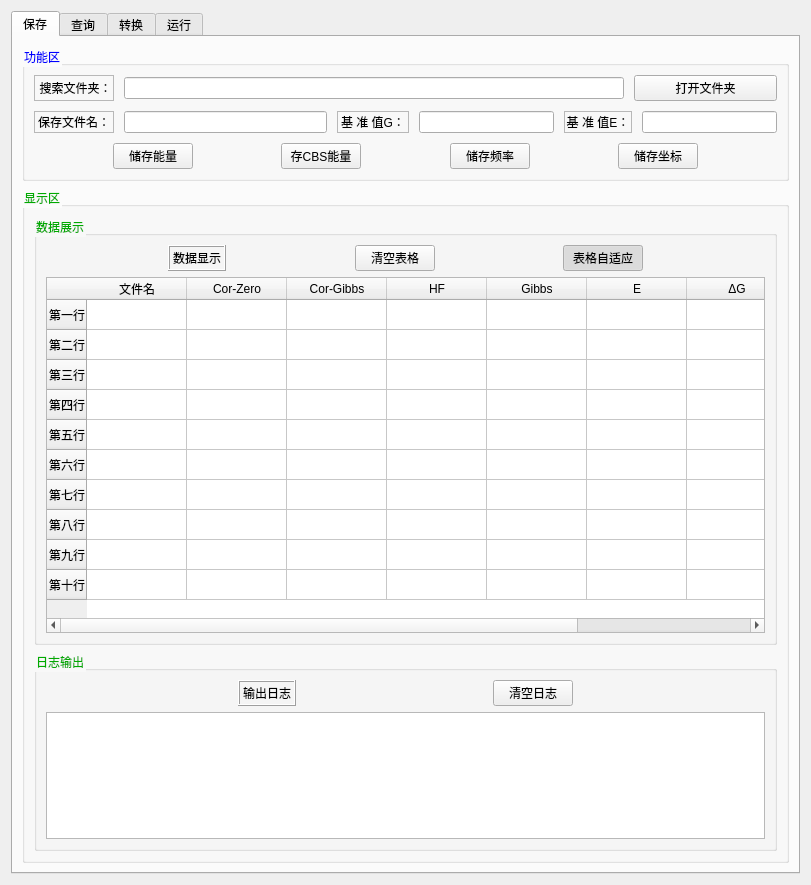
The window that Quantum/Demo/ui_quatum.ui (LeoJiaGeng/JiaGengXiong-Python-Files) describes before a commit, drawn with Qt 5.
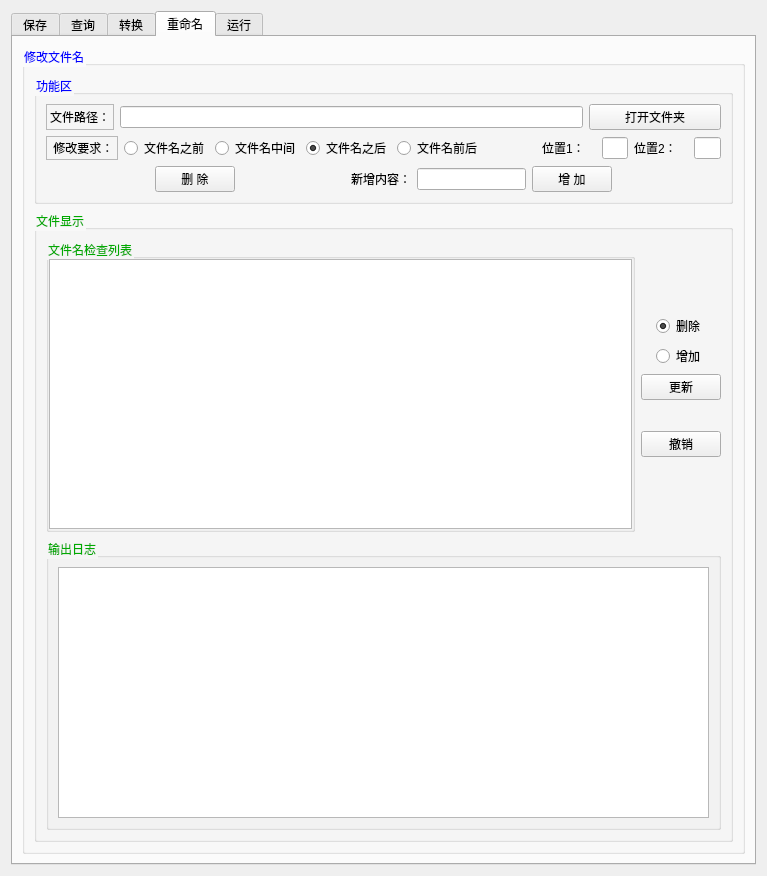
The same window after the commit. The open tabs and pages were chosen to show the change. Icons and pictures are not drawn.

Commit message: 时间：2024.10.8 内容：1、新增perl和shell脚本；2、增加读取cbs（sp）的能量，修改为ONE_LINK和MULT_LINKS；3、修复读取高斯输入文件bug，仅进入一次读取；4、新增修改文件名界面，大改动，极度方便修改文件名，好进行同一操作！！！5、版本大改动升级为2.1.0

```diff
--- a/Quantum/Demo/ui_quatum.ui
+++ b/Quantum/Demo/ui_quatum.ui
@@ -6,8 +6,8 @@
    <rect>
     <x>0</x>
     <y>0</y>
-    <width>811</width>
-    <height>885</height>
+    <width>747</width>
+    <height>876</height>
    </rect>
   </property>
   <property name="windowTitle">
@@ -1448,6 +1448,393 @@
        </item>
       </layout>
      </widget>
+     <widget class="QWidget" name="tab">
+      <attribute name="icon">
+       <iconset resource="Resource/ico.qrc">
+        <normaloff>:/ico/pictures/icos/DM_20230815124713_068.png</normaloff>:/ico/pictures/icos/DM_20230815124713_068.png</iconset>
+      </attribute>
+      <attribute name="title">
+       <string>重命名</string>
+      </attribute>
+      <layout class="QVBoxLayout" name="verticalLayout_21">
+       <item>
+        <widget class="QGroupBox" name="groupBox_12">
+         <property name="styleSheet">
+          <string notr="true">QGroupBox{
+	color: rgb(0, 0, 255);
+}</string>
+         </property>
+         <property name="title">
+          <string>修改文件名</string>
+         </property>
+         <layout class="QVBoxLayout" name="verticalLayout_25">
+          <item>
+           <widget class="QGroupBox" name="groupBox_17">
+            <property name="title">
+             <string>功能区</string>
+            </property>
+            <layout class="QVBoxLayout" name="verticalLayout_17">
+             <item>
+              <layout class="QHBoxLayout" name="horizontalLayout_22" stretch="1,7,2">
+               <item>
+                <widget class="QLabel" name="label_19">
+                 <property name="enabled">
+                  <bool>true</bool>
+                 </property>
+                 <property name="minimumSize">
+                  <size>
+                   <width>0</width>
+                   <height>23</height>
+                  </size>
+                 </property>
+                 <property name="frameShape">
+                  <enum>QFrame::StyledPanel</enum>
+                 </property>
+                 <property name="frameShadow">
+                  <enum>QFrame::Sunken</enum>
+                 </property>
+                 <property name="text">
+                  <string>文件路径：</string>
+                 </property>
+                </widget>
+               </item>
+               <item>
+                <widget class="QLineEdit" name="edit_rename_folder"/>
+               </item>
+               <item>
+                <widget class="QPushButton" name="btn_rename_open_folder">
+                 <property name="text">
+                  <string>打开文件夹</string>
+                 </property>
+                 <property name="icon">
+                  <iconset resource="Resource/ico.qrc">
+                   <normaloff>:/ico/pictures/icos/DM_20230815124713_069.png</normaloff>:/ico/pictures/icos/DM_20230815124713_069.png</iconset>
+                 </property>
+                </widget>
+               </item>
+              </layout>
+             </item>
+             <item>
+              <layout class="QHBoxLayout" name="horizontalLayout_23" stretch="2,2,2,2,0,2,2,1,2,1">
+               <item>
+                <widget class="QLabel" name="label_20">
+                 <property name="enabled">
+                  <bool>true</bool>
+                 </property>
+                 <property name="minimumSize">
+                  <size>
+                   <width>0</width>
+                   <height>23</height>
+                  </size>
+                 </property>
+                 <property name="frameShape">
+                  <enum>QFrame::StyledPanel</enum>
+                 </property>
+                 <property name="frameShadow">
+                  <enum>QFrame::Sunken</enum>
+                 </property>
+                 <property name="text">
+                  <string> 修改要求：</string>
+                 </property>
+                </widget>
+               </item>
+               <item>
+                <widget class="QRadioButton" name="radbtn_pre">
+                 <property name="text">
+                  <string>文件名之前</string>
+                 </property>
+                </widget>
+               </item>
+               <item>
+                <widget class="QRadioButton" name="radbtn_med">
+                 <property name="text">
+                  <string>文件名中间</string>
+                 </property>
+                </widget>
+               </item>
+               <item>
+                <widget class="QRadioButton" name="radbtn_suf">
+                 <property name="text">
+                  <string>文件名之后</string>
+                 </property>
+                 <property name="checked">
+                  <bool>true</bool>
+                 </property>
+                </widget>
+               </item>
+               <item>
+                <widget class="QRadioButton" name="radbtn_both">
+                 <property name="text">
+                  <string>文件名前后</string>
+                 </property>
+                </widget>
+               </item>
+               <item>
+                <spacer name="horizontalSpacer_21">
+                 <property name="orientation">
+                  <enum>Qt::Horizontal</enum>
+                 </property>
+                 <property name="sizeHint" stdset="0">
+                  <size>
+                   <width>40</width>
+                   <height>20</height>
+                  </size>
+                 </property>
+                </spacer>
+               </item>
+               <item>
+                <widget class="QLabel" name="label_6">
+                 <property name="text">
+                  <string>位置1：</string>
+                 </property>
+                </widget>
+               </item>
+               <item>
+                <widget class="QLineEdit" name="edit_rename_loc1"/>
+               </item>
+               <item>
+                <widget class="QLabel" name="label_21">
+                 <property name="text">
+                  <string>位置2：</string>
+                 </property>
+                </widget>
+               </item>
+               <item>
+                <widget class="QLineEdit" name="edit_rename_loc2"/>
+               </item>
+              </layout>
+             </item>
+             <item>
+              <layout class="QHBoxLayout" name="horizontalLayout_34">
+               <item>
+                <spacer name="horizontalSpacer_23">
+                 <property name="orientation">
+                  <enum>Qt::Horizontal</enum>
+                 </property>
+                 <property name="sizeHint" stdset="0">
+                  <size>
+                   <width>40</width>
+                   <height>20</height>
+                  </size>
+                 </property>
+                </spacer>
+               </item>
+               <item>
+                <widget class="QPushButton" name="btn_rename_del">
+                 <property name="text">
+                  <string>删 除</string>
+                 </property>
+                 <property name="icon">
+                  <iconset resource="Resource/ico.qrc">
+                   <normaloff>:/ico/pictures/icos/DM_20230815124713_061.png</normaloff>:/ico/pictures/icos/DM_20230815124713_061.png</iconset>
+                 </property>
+                </widget>
+               </item>
+               <item>
+                <spacer name="horizontalSpacer_25">
+                 <property name="orientation">
+                  <enum>Qt::Horizontal</enum>
+                 </property>
+                 <property name="sizeHint" stdset="0">
+                  <size>
+                   <width>40</width>
+                   <height>20</height>
+                  </size>
+                 </property>
+                </spacer>
+               </item>
+               <item>
+                <widget class="QLabel" name="label_22">
+                 <property name="text">
+                  <string>新增内容：</string>
+                 </property>
+                </widget>
+               </item>
+               <item>
+                <widget class="QLineEdit" name="edit_rename_addstr"/>
+               </item>
+               <item>
+                <widget class="QPushButton" name="btn_rename_add">
+                 <property name="text">
+                  <string>增 加</string>
+                 </property>
+                 <property name="icon">
+                  <iconset resource="Resource/ico.qrc">
+                   <normaloff>:/ico/pictures/icos/DM_20230815124713_018.png</normaloff>:/ico/pictures/icos/DM_20230815124713_018.png</iconset>
+                 </property>
+                </widget>
+               </item>
+               <item>
+                <spacer name="horizontalSpacer_24">
+                 <property name="orientation">
+                  <enum>Qt::Horizontal</enum>
+                 </property>
+                 <property name="sizeHint" stdset="0">
+                  <size>
+                   <width>40</width>
+                   <height>20</height>
+                  </size>
+                 </property>
+                </spacer>
+               </item>
+              </layout>
+             </item>
+            </layout>
+           </widget>
+          </item>
+          <item>
+           <widget class="QGroupBox" name="groupBox_13">
+            <property name="styleSheet">
+             <string notr="true">QGroupBox{
+	color: rgb(0, 170, 0);
+}</string>
+            </property>
+            <property name="title">
+             <string>文件显示</string>
+            </property>
+            <layout class="QVBoxLayout" name="verticalLayout_18">
+             <item>
+              <layout class="QHBoxLayout" name="horizontalLayout_24">
+               <item>
+                <widget class="QGroupBox" name="groupBox_14">
+                 <property name="title">
+                  <string>文件名检查列表</string>
+                 </property>
+                 <layout class="QHBoxLayout" name="horizontalLayout_25">
+                  <property name="spacing">
+                   <number>0</number>
+                  </property>
+                  <property name="leftMargin">
+                   <number>0</number>
+                  </property>
+                  <property name="topMargin">
+                   <number>0</number>
+                  </property>
+                  <property name="rightMargin">
+                   <number>0</number>
+                  </property>
+                  <property name="bottomMargin">
+                   <number>0</number>
+                  </property>
+                  <item>
+                   <widget class="QPlainTextEdit" name="plainTextEdit_rename_check">
+                    <property name="styleSheet">
+                     <string notr="true">QPlainTextEdit{
+    color:rgb(255, 0, 0);
+	font: 75 12pt &quot;Adobe Devanagari&quot;;
+	text-decoration: underline;
+}
+</string>
+                    </property>
+                   </widget>
+                  </item>
+                 </layout>
+                </widget>
+               </item>
+               <item>
+                <layout class="QVBoxLayout" name="verticalLayout_19" stretch="3,0,0,0,1,0,3">
+                 <item>
+                  <spacer name="verticalSpacer_5">
+                   <property name="orientation">
+                    <enum>Qt::Vertical</enum>
+                   </property>
+                   <property name="sizeHint" stdset="0">
+                    <size>
+                     <width>20</width>
+                     <height>40</height>
+                    </size>
+                   </property>
+                  </spacer>
+                 </item>
+                 <item alignment="Qt::AlignHCenter">
+                  <widget class="QRadioButton" name="radbtn_del">
+                   <property name="text">
+                    <string>删除</string>
+                   </property>
+                   <property name="checked">
+                    <bool>true</bool>
+                   </property>
+                  </widget>
+                 </item>
+                 <item alignment="Qt::AlignHCenter">
+                  <widget class="QRadioButton" name="radbtn_add">
+                   <property name="text">
+                    <string>增加</string>
+                   </property>
+                  </widget>
+                 </item>
+                 <item>
+                  <widget class="QPushButton" name="btn_rename_refresh">
+                   <property name="text">
+                    <string>更新</string>
+                   </property>
+                   <property name="icon">
+                    <iconset resource="Resource/ico.qrc">
+                     <normaloff>:/ico/pictures/icos/DM_20230815124713_009.png</normaloff>:/ico/pictures/icos/DM_20230815124713_009.png</iconset>
+                   </property>
+                  </widget>
+                 </item>
+                 <item>
+                  <spacer name="verticalSpacer_7">
+                   <property name="orientation">
+                    <enum>Qt::Vertical</enum>
+                   </property>
+                   <property name="sizeHint" stdset="0">
+                    <size>
+                     <width>20</width>
+                     <height>40</height>
+                    </size>
+                   </property>
+                  </spacer>
+                 </item>
+                 <item>
+                  <widget class="QPushButton" name="btn_trans_retract_2">
+                   <property name="text">
+                    <string>撤销</string>
+                   </property>
+                   <property name="icon">
+                    <iconset resource="Resource/ico.qrc">
+                     <normaloff>:/ico/pictures/icos/DM_20230815124713_034.png</normaloff>:/ico/pictures/icos/DM_20230815124713_034.png</iconset>
+                   </property>
+                  </widget>
+                 </item>
+                 <item>
+                  <spacer name="verticalSpacer_8">
+                   <property name="orientation">
+                    <enum>Qt::Vertical</enum>
+                   </property>
+                   <property name="sizeHint" stdset="0">
+                    <size>
+                     <width>20</width>
+                     <height>40</height>
+                    </size>
+                   </property>
+                  </spacer>
+                 </item>
+                </layout>
+               </item>
+              </layout>
+             </item>
+             <item>
+              <widget class="QGroupBox" name="groupBox_16">
+               <property name="title">
+                <string>输出日志</string>
+               </property>
+               <layout class="QVBoxLayout" name="verticalLayout_20">
+                <item>
+                 <widget class="QPlainTextEdit" name="plainTextEdit_rename_log"/>
+                </item>
+               </layout>
+              </widget>
+             </item>
+            </layout>
+           </widget>
+          </item>
+         </layout>
+        </widget>
+       </item>
+      </layout>
+     </widget>
      <widget class="QWidget" name="tab_2">
       <attribute name="icon">
        <iconset resource="Resource/ico.qrc">
```
Left out of the diff: 9 changed lines with no effect on the pictures. The commit also changes 20 other files.
